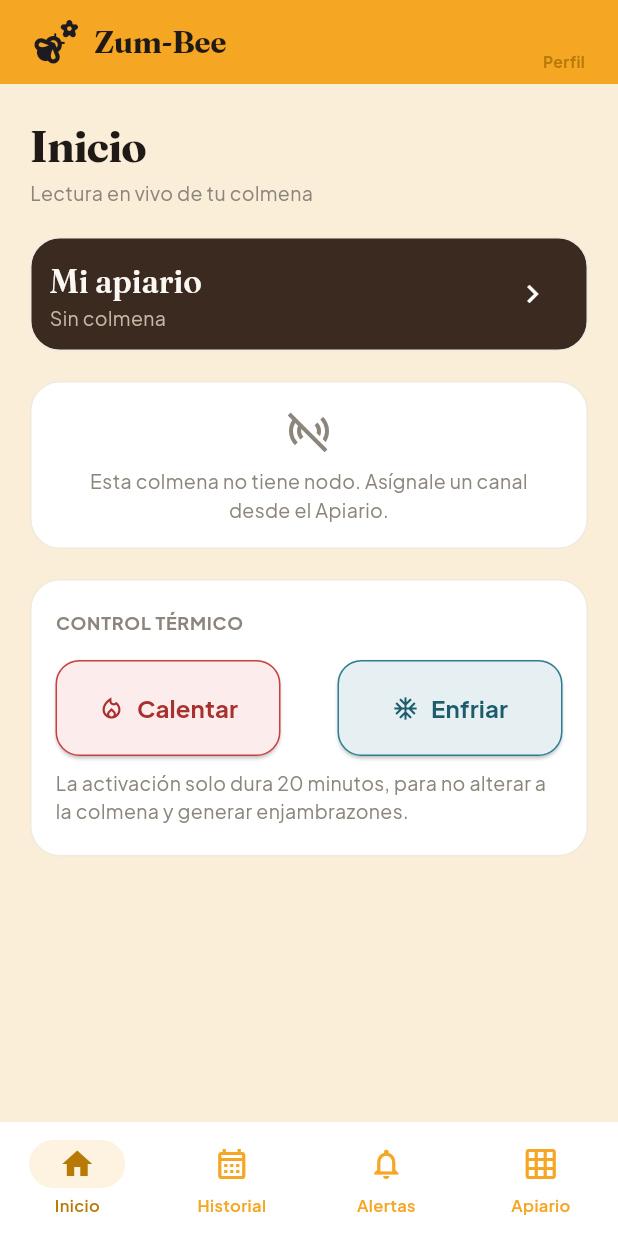
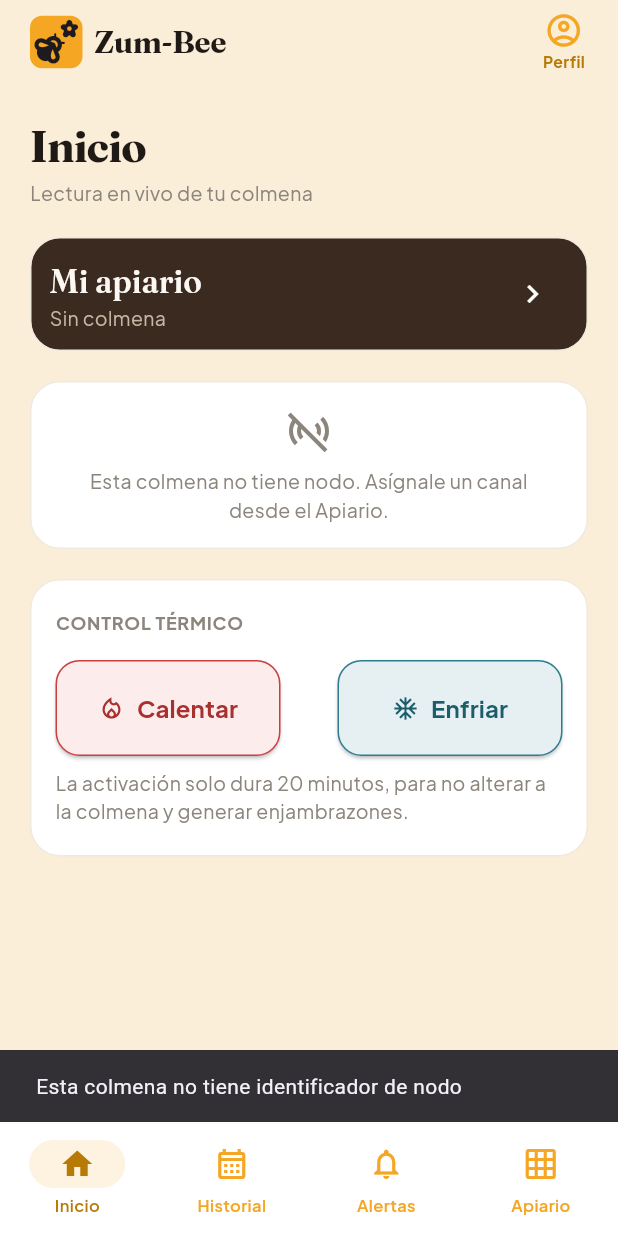
Before and after one commit to DanyBer/zumbee-app, a Flutter app: the screen it shows once a user with an empty profile is signed in, after a tap on "Calentar", on a phone screen of 412 x 824 dp. Run offline on Flutter 3.47's test engine with Material 3 defaults, Android fonts, the phone set to English and light mode, and no system bars; our stand-ins replace cloud_firestore, firebase_auth, firebase_core, firebase_messaging, material_ui; accounts and stored records are empty; network calls fail.

Commit message:
Fase 3: actuadores, analítica, alertas, push y recuperar contraseña

```diff
--- a/lib/components/analytics_card.dart
+++ b/lib/components/analytics_card.dart
@@ -1,5 +1,5 @@
 import 'package:cloud_firestore/cloud_firestore.dart';
-import 'package:flutter/material.dart';
+import 'package:material_ui/material_ui.dart';
 import 'package:zumbee_app/core/mycolors.dart';
 import 'package:zumbee_app/core/mytextstyles.dart';
 import 'package:zumbee_app/services/node_service.dart';
--- a/lib/components/zumbee_app_bar.dart
+++ b/lib/components/zumbee_app_bar.dart
@@ -15,7 +15,7 @@ class ZumbeeAppBar extends StatelessWidget implements PreferredSizeWidget {
   @override
   Widget build(BuildContext context) {
     return AppBar(
-      backgroundColor: MyColors.primary,
+      backgroundColor: MyColors.background,
       scrolledUnderElevation: 0,
       elevation: 0,
       shadowColor: Colors.transparent,
--- a/lib/main.dart
+++ b/lib/main.dart
@@ -6,6 +6,7 @@ import 'package:zumbee_app/firebase_options.dart';
 import 'package:zumbee_app/screens/main_screens.dart';
 import 'package:zumbee_app/screens/welcome_screen.dart';
 import 'package:zumbee_app/services/auth_service.dart';
+import 'package:zumbee_app/services/push_service.dart';
 
 void main() async {
   WidgetsFlutterBinding.ensureInitialized();
@@ -20,8 +21,9 @@ class MainApp extends StatelessWidget {
 
   @override
   Widget build(BuildContext context) {
-    return const MaterialApp(
+    return MaterialApp(
       title: 'Zum-Bee',
+      scaffoldMessengerKey: PushService.messengerKey,
       debugShowCheckedModeBanner: false,
       home: AuthGate(),
     );
--- a/lib/screens/alerts_screen.dart
+++ b/lib/screens/alerts_screen.dart
@@ -7,6 +7,8 @@ import 'package:zumbee_app/core/app_state.dart';
 import 'package:zumbee_app/core/mycolors.dart';
 import 'package:zumbee_app/core/mytextstyles.dart';
 import 'package:zumbee_app/services/alert_service.dart';
+import 'package:zumbee_app/services/node_service.dart';
+import 'package:cloud_firestore/cloud_firestore.dart';
 import 'package:zumbee_app/services/thingspeak_service.dart';
 
 class AlertsScreen extends StatefulWidget {
@@ -153,6 +155,13 @@ class _AlertsScreenState extends State<AlertsScreen> {
                           time: formatTime(alert['date']),
                         ),
 
+                    if (AppState.nodeId != null) ...[
+                      SizedBox(height: 20),
+                      Text("AVISOS DEL NODO", style: MyTextStyles.label),
+                      SizedBox(height: 8),
+                      buildNodeAlerts(AppState.nodeId!),
+                    ],
+
                     SizedBox(height: 20),
                     Container(
                       width: double.infinity,
@@ -195,6 +204,35 @@ class _AlertsScreenState extends State<AlertsScreen> {
                 ),
               ),
             ),
+    );
+  }
+
+  // Avisos que guarda la Raspberry en nodes/{nodo}/alertas (semáforo, sonido, eventos)
+  Widget buildNodeAlerts(String nodeId) {
+    return StreamBuilder<List<Map<String, dynamic>>>(
+      stream: NodeService(nodeId).alertsStream(),
+      builder: (context, snapshot) {
+        final items = snapshot.data ?? [];
+        if (items.isEmpty) {
+          return Text(
+            "Todavía no hay avisos del nodo.",
+            style: MyTextStyles.bodySmall,
+          );
+        }
+        return Column(
+          children: [
+            for (final item in items)
+              AlertCard(
+                severity: item['semaforo'] == 3 ? 'critical' : 'warning',
+                title: "Aviso del nodo",
+                body: item['texto']?.toString() ?? "",
+                time: item['creada'] is Timestamp
+                    ? formatTime((item['creada'] as Timestamp).toDate())
+                    : "",
+              ),
+          ],
+        );
+      },
     );
   }
 
--- a/lib/screens/begin_screen.dart
+++ b/lib/screens/begin_screen.dart
@@ -1,13 +1,15 @@
 import 'dart:async';
 
 import 'package:material_ui/material_ui.dart';
-import 'package:zumbee_app/components/Metric_Gauge.dart';
+import 'package:zumbee_app/components/metric_gauge.dart';
+import 'package:zumbee_app/components/analytics_card.dart';
 import 'package:zumbee_app/components/zumbee_app_bar.dart';
 import 'package:zumbee_app/core/app_state.dart';
 import 'package:zumbee_app/core/mycolors.dart';
 import 'package:zumbee_app/core/mytextstyles.dart';
 import 'package:zumbee_app/screens/apiary_screen.dart';
 import 'package:zumbee_app/services/database_service.dart';
+import 'package:zumbee_app/services/node_service.dart';
 import 'package:zumbee_app/services/thingspeak_service.dart';
 
 class BeginScreen extends StatefulWidget {
@@ -104,6 +106,29 @@ class _BeginScreenState extends State<BeginScreen> {
   Future<void> refreshAll() async {
     await loadData();
     await loadApiaryName();
+  }
+
+  Future<void> sendThermal(String action) async {
+    final nodeId = AppState.nodeId;
+    final messenger = ScaffoldMessenger.of(context);
+    if (nodeId == null) {
+      messenger.showSnackBar(const SnackBar(
+        content: Text("Esta colmena no tiene identificador de nodo"),
+      ));
+      return;
+    }
+    try {
+      await NodeService(nodeId).sendCommand(action);
+      messenger.showSnackBar(SnackBar(
+        content: Text(action == 'calentar'
+            ? "Orden enviada: calentar por 20 minutos"
+            : "Orden enviada: enfriar por 20 minutos"),
+      ));
+    } catch (error) {
+      messenger.showSnackBar(const SnackBar(
+        content: Text("No se pudo enviar la orden. Revisa tu conexión."),
+      ));
+    }
   }
 
   @override
@@ -304,6 +329,11 @@ class _BeginScreenState extends State<BeginScreen> {
                       ),
                     ),
 
+                    if (AppState.nodeId != null) ...[
+                      SizedBox(height: 20),
+                      AnalyticsCard(nodeId: AppState.nodeId!),
+                    ],
+
                     SizedBox(height: 20),
 
                     Container(
@@ -350,7 +380,7 @@ class _BeginScreenState extends State<BeginScreen> {
                                         ),
                                       ),
                                     ),
-                                    onPressed: () {},
+                                    onPressed: () => sendThermal('calentar'),
                                     child: Row(
                                       mainAxisAlignment:
                                           MainAxisAlignment.center,
@@ -390,7 +420,7 @@ class _BeginScreenState extends State<BeginScreen> {
                                         ),
                                       ),
                                     ),
-                                    onPressed: () {},
+                                    onPressed: () => sendThermal('enfriar'),
                                     child: Row(
                                       mainAxisAlignment:
                                           MainAxisAlignment.center,
--- a/lib/screens/main_screens.dart
+++ b/lib/screens/main_screens.dart
@@ -7,6 +7,7 @@ import 'package:zumbee_app/screens/apiary_screen.dart';
 import 'package:zumbee_app/screens/begin_screen.dart';
 import 'package:zumbee_app/screens/history_screen.dart';
 import 'package:zumbee_app/services/database_service.dart';
+import 'package:zumbee_app/services/push_service.dart';
 
 class MainScreens extends StatefulWidget {
   const MainScreens({super.key});
@@ -28,7 +29,20 @@ class _MainScreensState extends State<MainScreens> {
   @override
   void initState() {
     super.initState();
+    AppState.selectedHive.addListener(syncPush);
+    PushService.listenForeground();
     selectInitialHive();
+    syncPush();
+  }
+
+  @override
+  void dispose() {
+    AppState.selectedHive.removeListener(syncPush);
+    super.dispose();
+  }
+
+  void syncPush() {
+    PushService.sync(AppState.nodeId);
   }
 
   Future<void> selectInitialHive() async {
--- a/lib/services/push_service.dart
+++ b/lib/services/push_service.dart
@@ -1,7 +1,7 @@
 import 'package:cloud_firestore/cloud_firestore.dart';
 import 'package:firebase_auth/firebase_auth.dart';
 import 'package:firebase_messaging/firebase_messaging.dart';
-import 'package:flutter/material.dart';
+import 'package:material_ui/material_ui.dart';
 
 /// Notificaciones push (Firebase Cloud Messaging).
 /// La Raspberry manda cada aviso al "tema" zumbee_NODO (ej. zumbee_ZB_01).
```
Also changed, not shown: lib/screens/login_screen.dart (+75 -0 lines), lib/screens/profile_screen.dart (+21 -16 lines), 4 other files.
